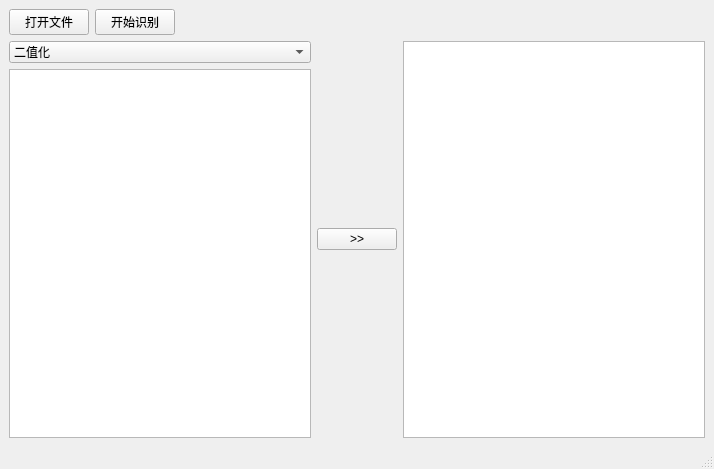
Old version of the form ocr/ui/main_ui.ui in the repository zhangjiechina001/PingTool.
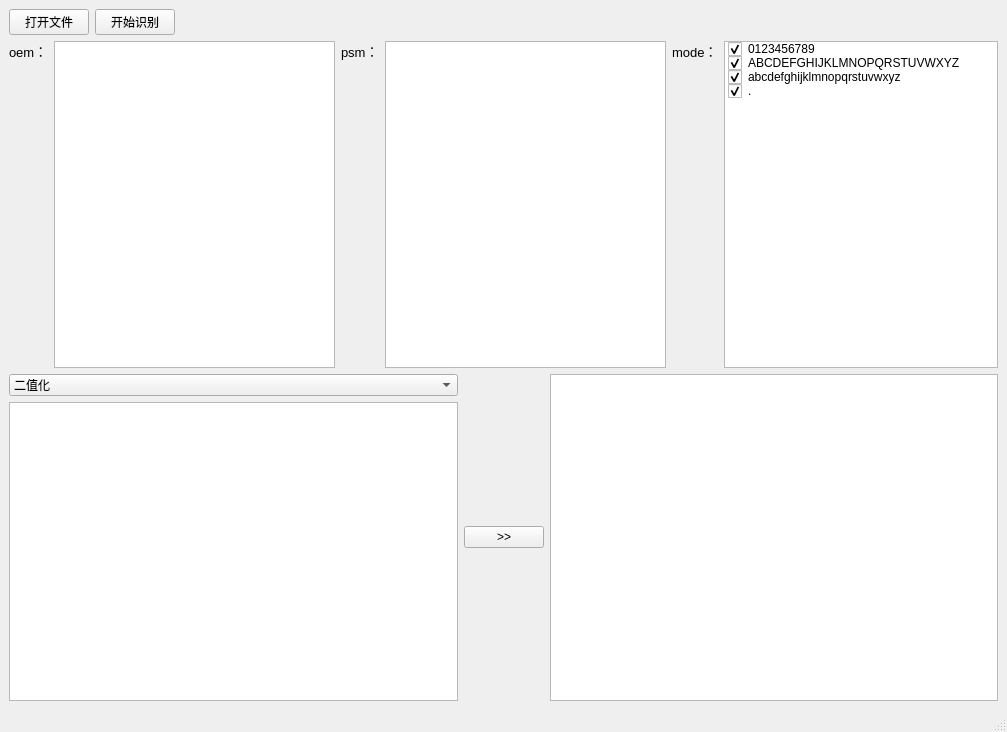
New version of the form.

What changed in the file:
```diff
--- a/ocr/ui/main_ui.ui
+++ b/ocr/ui/main_ui.ui
@@ -7,8 +7,8 @@
    <rect>
     <x>0</x>
     <y>0</y>
-    <width>714</width>
-    <height>469</height>
+    <width>1007</width>
+    <height>732</height>
    </rect>
   </property>
   <property name="windowTitle">
@@ -47,6 +47,118 @@
       </item>
      </layout>
     </item>
+    <item>
+     <layout class="QHBoxLayout" name="horizontalLayout_6">
+      <item>
+       <layout class="QHBoxLayout" name="horizontalLayout_3">
+        <item>
+         <widget class="QLabel" name="label">
+          <property name="font">
+           <font>
+            <family>Arial</family>
+            <pointsize>10</pointsize>
+           </font>
+          </property>
+          <property name="text">
+           <string>oem：</string>
+          </property>
+          <property name="alignment">
+           <set>Qt::AlignLeading|Qt::AlignLeft|Qt::AlignTop</set>
+          </property>
+         </widget>
+        </item>
+        <item>
+         <widget class="QListWidget" name="listOem"/>
+        </item>
+       </layout>
+      </item>
+      <item>
+       <layout class="QHBoxLayout" name="horizontalLayout_4">
+        <item>
+         <widget class="QLabel" name="label_2">
+          <property name="font">
+           <font>
+            <family>Arial</family>
+            <pointsize>10</pointsize>
+           </font>
+          </property>
+          <property name="layoutDirection">
+           <enum>Qt::LeftToRight</enum>
+          </property>
+          <property name="text">
+           <string>psm：</string>
+          </property>
+          <property name="alignment">
+           <set>Qt::AlignLeading|Qt::AlignLeft|Qt::AlignTop</set>
+          </property>
+         </widget>
+        </item>
+        <item>
+         <widget class="QListWidget" name="listPsm"/>
+        </item>
+       </layout>
+      </item>
+      <item>
+       <layout class="QHBoxLayout" name="horizontalLayout_5">
+        <item>
+         <widget class="QLabel" name="label_3">
+          <property name="font">
+           <font>
+            <family>Arial</family>
+            <pointsize>10</pointsize>
+           </font>
+          </property>
+          <property name="layoutDirection">
+           <enum>Qt::LeftToRight</enum>
+          </property>
+          <property name="text">
+           <string>mode：</string>
+          </property>
+          <property name="alignment">
+           <set>Qt::AlignLeading|Qt::AlignLeft|Qt::AlignTop</set>
+          </property>
+         </widget>
+        </item>
+        <item>
+         <widget class="QListWidget" name="listMode">
+          <item>
+           <property name="text">
+            <string>0123456789</string>
+           </property>
+           <property name="checkState">
+            <enum>Checked</enum>
+           </property>
+          </item>
+          <item>
+           <property name="text">
+            <string>ABCDEFGHIJKLMNOPQRSTUVWXYZ</string>
+           </property>
+           <property name="checkState">
+            <enum>Checked</enum>
+           </property>
+          </item>
+          <item>
+           <property name="text">
+            <string>abcdefghijklmnopqrstuvwxyz</string>
+           </property>
+           <property name="checkState">
+            <enum>Checked</enum>
+           </property>
+          </item>
+          <item>
+           <property name="text">
+            <string>.</string>
+           </property>
+           <property name="checkState">
+            <enum>Checked</enum>
+           </property>
+          </item>
+         </widget>
+        </item>
+       </layout>
+      </item>
+     </layout>
+    </item>
     <item>
      <layout class="QHBoxLayout" name="horizontalLayout_2">
       <item>
```
Left out of the diff: 4 changed lines with no effect on the pictures.
